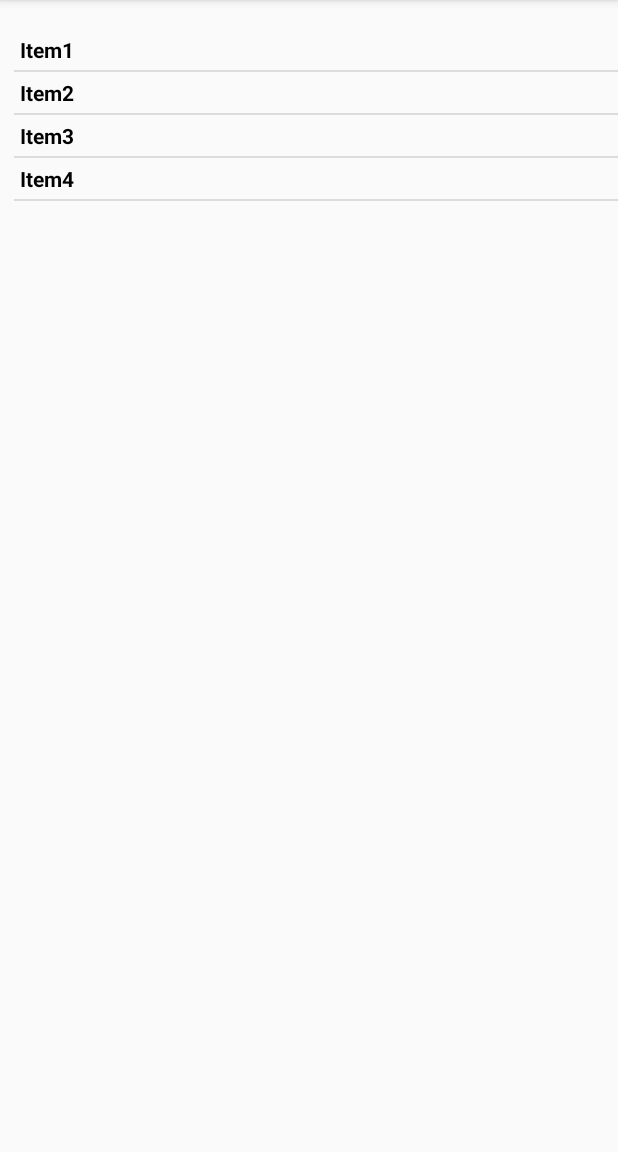
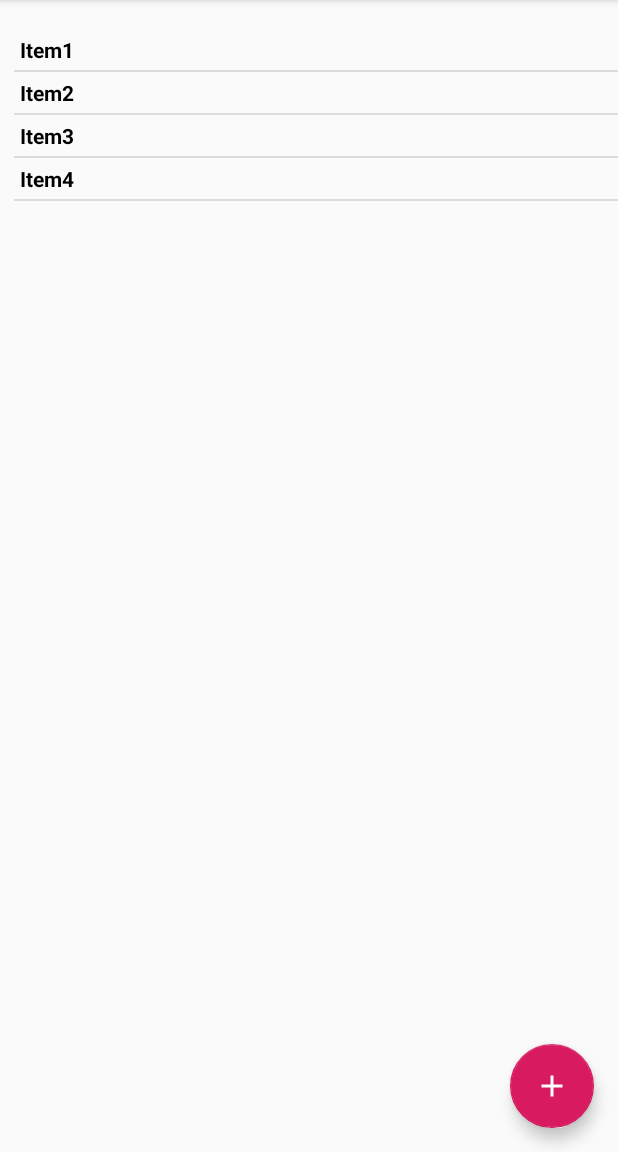
Before and after one commit to aksherb/elfed, an Android app: the MyListActivity screen opened directly, with no data from a screen before it, on a phone screen of 412 x 824 dp, the part 84-1236 px from its top. Run offline under Robolectric (Android 15) with nearby library versions, the phone set to English and light mode, and no system bars; Roboto replaces fonts that are not available here.

Commit message:
Allow user to add items to wish list
- add 'material:1.1.0' dependency to enable using FloatingActionButton
- use FloatingActionButton to add item to wish list
- use a pop up window for user to input new item

```diff
--- a/app/build.gradle
+++ b/app/build.gradle
@@ -32,4 +32,5 @@ dependencies {
     testImplementation 'junit:junit:4.12'
     androidTestImplementation 'androidx.test.ext:junit:1.1.0'
     androidTestImplementation 'androidx.test.espresso:espresso-core:3.1.1'
+    implementation 'com.google.android.material:material:1.1.0'
 }
--- a/app/src/main/java/com/sherblabs/wisht/activities/MyListActivity.kt
+++ b/app/src/main/java/com/sherblabs/wisht/activities/MyListActivity.kt
@@ -1,20 +1,64 @@
 package com.sherblabs.wisht.activities
 
+import android.app.AlertDialog
+import android.content.DialogInterface
 import android.os.Bundle
+import android.text.InputType
+import android.view.View
 import android.widget.ArrayAdapter
+import android.widget.EditText
 import android.widget.ListView
 import androidx.appcompat.app.AppCompatActivity
 import com.sherblabs.wisht.R
 
 class MyListActivity : AppCompatActivity() {
 
-    var mobileArray = arrayOf("Item1", "Item2", "Item3", "Item4")
+    private var dummyList = listOf<String>("Item1", "Item2", "Item3", "Item4")
 
     override fun onCreate(savedInstanceState: Bundle?) {
         super.onCreate(savedInstanceState)
         setContentView(R.layout.activity_my_list)
 
-        val adapter = ArrayAdapter(this, R.layout.list_item, mobileArray)
+        val adapter = ArrayAdapter(this, R.layout.list_item, getList())
+        val listView = findViewById<ListView>(R.id.listView)
+        listView.adapter = adapter
+    }
+
+    fun addItem(view: View) {
+        inputPopUp()
+    }
+
+    private fun inputPopUp() {
+        val builder: AlertDialog.Builder = AlertDialog.Builder(this)
+        builder.setTitle("Item Name")
+
+        val input = EditText(this)
+        input.inputType = InputType.TYPE_CLASS_TEXT
+        builder.setView(input)
+
+        builder.setPositiveButton("OK",
+            DialogInterface.OnClickListener { _, _ ->
+                val updatedList = getList() + listOf<String>(input.text.toString())
+                updateList(updatedList)
+                refreshListView(updatedList)
+            })
+        builder.setNegativeButton("Cancel",
+            DialogInterface.OnClickListener { dialog, _ -> dialog.cancel() })
+
+        builder.show()
+    }
+
+    private fun getList(): List<String> {
+        // TODO: get list from persistent store
+        return dummyList
+    }
+
+    private fun updateList(list: List<String>) {
+        // TODO: update list in persistent store
+    }
+
+    private fun refreshListView(list: List<String>) {
+        val adapter = ArrayAdapter(this, R.layout.list_item, list)
         val listView = findViewById<ListView>(R.id.listView)
         listView.adapter = adapter
     }
--- /dev/null
+++ b/app/src/main/res/drawable/ic_add_white_24dp.xml
@@ -0,0 +1,5 @@
+<vector android:height="24dp" android:tint="#FFFFFF"
+    android:viewportHeight="24.0" android:viewportWidth="24.0"
+    android:width="24dp" xmlns:android="http://schemas.android.com/apk/res/android">
+    <path android:fillColor="#FF000000" android:pathData="M19,13h-6v6h-2v-6H5v-2h6V5h2v6h6v2z"/>
+</vector>
--- a/app/src/main/res/layout/activity_my_list.xml
+++ b/app/src/main/res/layout/activity_my_list.xml
@@ -15,5 +15,19 @@
         app:layout_constraintBottom_toBottomOf="parent"
         app:layout_constraintEnd_toEndOf="parent"
         app:layout_constraintStart_toStartOf="parent"
-        app:layout_constraintTop_toTopOf="parent" />
+        app:layout_constraintTop_toTopOf="parent">
+    </ListView>
+
+    <com.google.android.material.floatingactionbutton.FloatingActionButton
+        android:id="@+id/floatingActionButton"
+        android:layout_width="wrap_content"
+        android:layout_height="wrap_content"
+        android:layout_marginEnd="16dp"
+        android:layout_marginBottom="16dp"
+        android:clickable="true"
+        android:onClick="addItem"
+        app:layout_constraintBottom_toBottomOf="parent"
+        app:layout_constraintEnd_toEndOf="parent"
+        app:srcCompat="@drawable/ic_add_white_24dp" />
+
 </androidx.constraintlayout.widget.ConstraintLayout>
```
